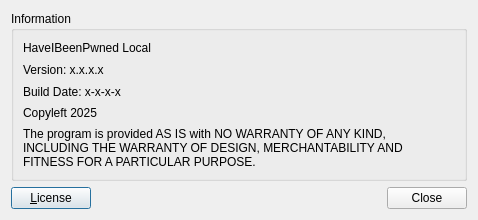
The window that aboutdialog.ui (BrainB0ne/haveibeenpwned-local) describes before a commit, drawn with Qt 5.
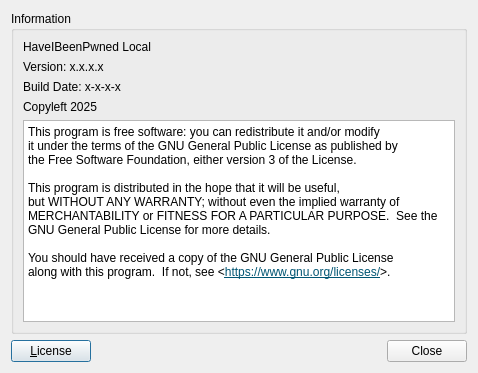
The same window after the commit.

Commit message: updated license text

The edit to the form file:
```diff
--- a/aboutdialog.ui
+++ b/aboutdialog.ui
@@ -10,7 +10,7 @@
     <x>0</x>
     <y>0</y>
     <width>478</width>
-    <height>220</height>
+    <height>373</height>
    </rect>
   </property>
   <property name="windowTitle">
@@ -52,11 +52,32 @@
        </widget>
       </item>
       <item row="4" column="0">
-       <widget class="QLabel" name="label">
-        <property name="text">
-         <string>The program is provided AS IS with NO WARRANTY OF ANY KIND,
-INCLUDING THE WARRANTY OF DESIGN, MERCHANTABILITY AND
-FITNESS FOR A PARTICULAR PURPOSE.</string>
+       <widget class="QTextEdit" name="licenseTextEdit">
+        <property name="readOnly">
+         <bool>true</bool>
+        </property>
+        <property name="html">
+         <string>&lt;!DOCTYPE HTML PUBLIC &quot;-//W3C//DTD HTML 4.0//EN&quot; &quot;http://www.w3.org/TR/REC-html40/strict.dtd&quot;&gt;
+&lt;html&gt;&lt;head&gt;&lt;meta name=&quot;qrichtext&quot; content=&quot;1&quot; /&gt;&lt;meta charset=&quot;utf-8&quot; /&gt;&lt;style type=&quot;text/css&quot;&gt;
+p, li { white-space: pre-wrap; }
+hr { height: 1px; border-width: 0; }
+li.unchecked::marker { content: &quot;\2610&quot;; }
+li.checked::marker { content: &quot;\2612&quot;; }
+&lt;/style&gt;&lt;/head&gt;&lt;body style=&quot; font-family:'Segoe UI'; font-size:9pt; font-weight:400; font-style:normal;&quot;&gt;
+&lt;p style=&quot; margin-top:0px; margin-bottom:0px; margin-left:0px; margin-right:0px; -qt-block-indent:0; text-indent:0px;&quot;&gt;This program is free software: you can redistribute it and/or modify&lt;/p&gt;
+&lt;p style=&quot; margin-top:0px; margin-bottom:0px; margin-left:0px; margin-right:0px; -qt-block-indent:0; text-indent:0px;&quot;&gt;it under the terms of the GNU General Public License as published by&lt;/p&gt;
+&lt;p style=&quot; margin-top:0px; margin-bottom:0px; margin-left:0px; margin-right:0px; -qt-block-indent:0; text-indent:0px;&quot;&gt;the Free Software Foundation, either version 3 of the License.&lt;/p&gt;
+&lt;p style=&quot;-qt-paragraph-type:empty; margin-top:0px; margin-bottom:0px; margin-left:0px; margin-right:0px; -qt-block-indent:0; text-indent:0px;&quot;&gt;&lt;br /&gt;&lt;/p&gt;
+&lt;p style=&quot; margin-top:0px; margin-bottom:0px; margin-left:0px; margin-right:0px; -qt-block-indent:0; text-indent:0px;&quot;&gt;This program is distributed in the hope that it will be useful,&lt;/p&gt;
+&lt;p style=&quot; margin-top:0px; margin-bottom:0px; margin-left:0px; margin-right:0px; -qt-block-indent:0; text-indent:0px;&quot;&gt;but WITHOUT ANY WARRANTY; without even the implied warranty of&lt;/p&gt;
+&lt;p style=&quot; margin-top:0px; margin-bottom:0px; margin-left:0px; margin-right:0px; -qt-block-indent:0; text-indent:0px;&quot;&gt;MERCHANTABILITY or FITNESS FOR A PARTICULAR PURPOSE.  See the&lt;/p&gt;
+&lt;p style=&quot; margin-top:0px; margin-bottom:0px; margin-left:0px; margin-right:0px; -qt-block-indent:0; text-indent:0px;&quot;&gt;GNU General Public License for more details.&lt;/p&gt;
+&lt;p style=&quot;-qt-paragraph-type:empty; margin-top:0px; margin-bottom:0px; margin-left:0px; margin-right:0px; -qt-block-indent:0; text-indent:0px;&quot;&gt;&lt;br /&gt;&lt;/p&gt;
+&lt;p style=&quot; margin-top:0px; margin-bottom:0px; margin-left:0px; margin-right:0px; -qt-block-indent:0; text-indent:0px;&quot;&gt;You should have received a copy of the GNU General Public License&lt;/p&gt;
+&lt;p style=&quot; margin-top:0px; margin-bottom:0px; margin-left:0px; margin-right:0px; -qt-block-indent:0; text-indent:0px;&quot;&gt;along with this program.  If not, see &amp;lt;&lt;a href=&quot;https://www.gnu.org/licenses/&quot;&gt;&lt;span style=&quot; text-decoration: underline; color:#005573;&quot;&gt;https://www.gnu.org/licenses/&lt;/span&gt;&lt;/a&gt;&amp;gt;.&lt;/p&gt;&lt;/body&gt;&lt;/html&gt;</string>
+        </property>
+        <property name="textInteractionFlags">
+         <set>Qt::TextInteractionFlag::LinksAccessibleByMouse|Qt::TextInteractionFlag::TextSelectableByMouse</set>
         </property>
        </widget>
       </item>
```
